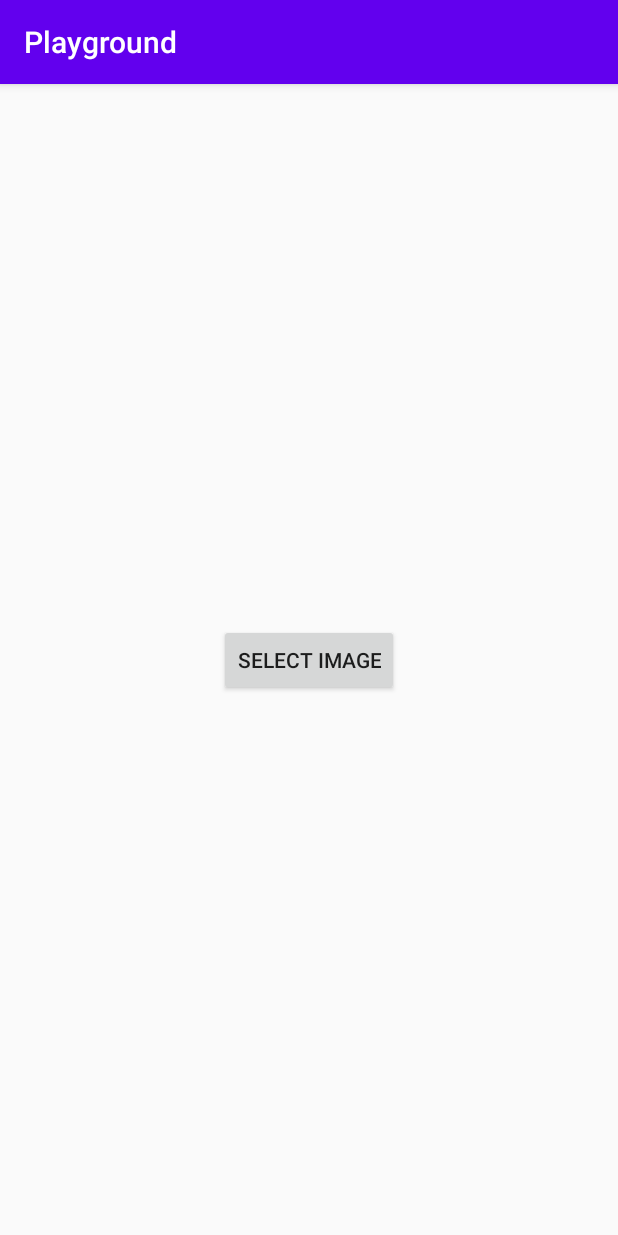
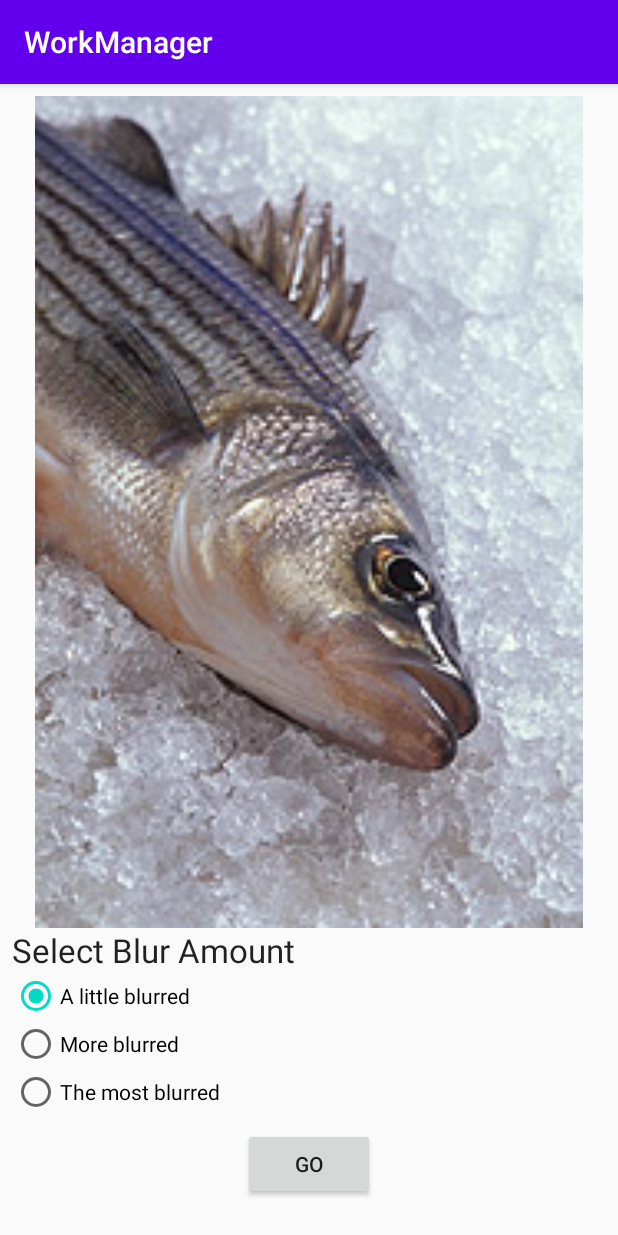
Before and after one commit to pjoshi08/Playground, an Android app: the screen it shows after launch (SelectImageActivity before the commit, BlurActivity after it), after a tap on "SELECT IMAGE", on a phone screen of 412 x 824 dp. Run offline under Robolectric (Android 15) with nearby library versions, the phone set to English and light mode, and no system bars; 1 statement that could not run was skipped.

Commit message:
create worker, workrequest, workmanager enqueue

```diff
--- a/app/build.gradle
+++ b/app/build.gradle
@@ -1,6 +1,7 @@
 apply plugin: 'com.android.application'
 apply plugin: 'kotlin-android'
 apply plugin: 'kotlin-android-extensions'
+apply plugin: 'kotlin-kapt'
 
 android {
     compileSdkVersion 29
@@ -46,5 +47,8 @@ dependencies {
     implementation "androidx.work:work-runtime-ktx:$work_version"
     implementation "androidx.lifecycle:lifecycle-viewmodel-ktx:$lifecycle_version"
     implementation "androidx.lifecycle:lifecycle-livedata-ktx:$lifecycle_version"
+    kapt "androidx.lifecycle:lifecycle-compiler:$lifecycle_version"
     implementation "com.github.bumptech.glide:glide:$versions.glide"
+    implementation "com.jakewharton.timber:timber:$versions.timber"
+    implementation "androidx.lifecycle:lifecycle-extensions:$lifecycle_version"
 }
--- a/app/src/main/AndroidManifest.xml
+++ b/app/src/main/AndroidManifest.xml
@@ -1,6 +1,10 @@
 <?xml version="1.0" encoding="utf-8"?>
 <manifest xmlns:android="http://schemas.android.com/apk/res/android"
     package="com.pj.playground">
+
+    <uses-permission android:name="android.permission.INTERNET" />
+    <uses-permission android:name="android.permission.READ_EXTERNAL_STORAGE" />
+    <uses-permission android:name="android.permission.WRITE_EXTERNAL_STORAGE" />
 
     <application
         android:allowBackup="false"
@@ -9,7 +13,7 @@
         android:roundIcon="@mipmap/ic_launcher_round"
         android:supportsRtl="true"
         android:theme="@style/AppTheme">
-        <activity android:name=".view.BlurActivity"></activity>
+        <activity android:name=".view.BlurActivity" />
         <activity android:name=".view.SelectImageActivity">
             <intent-filter>
                 <action android:name="android.intent.action.MAIN" />
--- a/app/src/main/java/com/pj/playground/view/BlurActivity.kt
+++ b/app/src/main/java/com/pj/playground/view/BlurActivity.kt
@@ -20,10 +20,19 @@ class BlurActivity : AppCompatActivity() {
         blurViewModel = ViewModelProvider(this).get(BlurViewModel::class.java)
 
         // Image uri should be stored in the ViewModel; put it there then display
-        val imageUriExtra = intent.getStringExtra(KEY_IMAGE_URI)
+        /*val imageUriExtra = intent.getStringExtra(KEY_IMAGE_URI)
         blurViewModel.setImageUri(imageUriExtra)
         blurViewModel.imageUri?.let {
             Glide.with(this).load(it).into(image_view)
+        }*/
+        Glide.with(this).load(R.drawable.test).into(image_view)
+
+        setOnClickListeners()
+    }
+
+    private fun setOnClickListeners() {
+        go_button.setOnClickListener {
+            blurViewModel.applyBlur(blurLevel)
         }
     }
 
--- a/app/src/main/java/com/pj/playground/view/SelectImageActivity.kt
+++ b/app/src/main/java/com/pj/playground/view/SelectImageActivity.kt
@@ -42,12 +42,13 @@ class SelectImageActivity : AppCompatActivity() {
 
         // Create request to get image from filesystem when button clicked
         selectImage.setOnClickListener {
-            val chooseIntent = Intent(
+            /*val chooseIntent = Intent(
                 Intent.ACTION_PICK,
                 MediaStore.Images.Media.EXTERNAL_CONTENT_URI
             )
 
-            startActivityForResult(chooseIntent, REQUEST_CODE_IMAGE)
+            startActivityForResult(chooseIntent, REQUEST_CODE_IMAGE)*/
+            handleImageRequestResult(null)
         }
     }
 
@@ -103,17 +104,17 @@ class SelectImageActivity : AppCompatActivity() {
         }
     }
 
-    private fun handleImageRequestResult(intent: Intent) {
+    private fun handleImageRequestResult(intent: Intent?) {
         // If clipdata is available, we use it, otherwise we use data
-        val imageUri: Uri? = intent.clipData?.getItemAt(0)?.uri ?: intent.data
+        val imageUri: Uri? = intent?.clipData?.getItemAt(0)?.uri ?: intent?.data
 
-        if (imageUri == null) {
+        /*if (imageUri == null) {
             Log.e(TAG, "Invalid input image uri.")
             return
-        }
+        }*/
 
         val filterIntent = Intent(this, BlurActivity::class.java)
-        filterIntent.putExtra(KEY_IMAGE_URI, imageUri.toString())
+        //filterIntent.putExtra(KEY_IMAGE_URI, imageUri.toString())
         startActivity(filterIntent)
     }
 
--- a/app/src/main/res/values/strings.xml
+++ b/app/src/main/res/values/strings.xml
@@ -1,5 +1,5 @@
 <resources>
-    <string name="app_name">Playground</string>
+    <string name="app_name">WorkManager</string>
 
     <!-- Titles -->
     <string name="blur_title">Select Blur Amount</string>
--- a/build.gradle
+++ b/build.gradle
@@ -6,6 +6,7 @@ buildscript {
     ext.work_version = '2.3.2'
     ext.lifecycle_version = "2.2.0"
     versions.glide = "4.10.0"
+    versions.timber = "4.7.1"
     repositories {
         google()
         jcenter()
```
Also changed, not shown: app/src/main/java/com/pj/playground/view/BlurViewModel.kt (+12 -2 lines), app/src/main/java/com/pj/playground/workers/BlurWorker.kt (added, +38 -0 lines), app/src/main/java/com/pj/playground/workers/WorkerUtils.kt (renamed from app/src/main/java/com/pj/playground/util/WorkerUtils.kt, +10 -3 lines), app/src/main/res/drawable/test.jpg (added).
